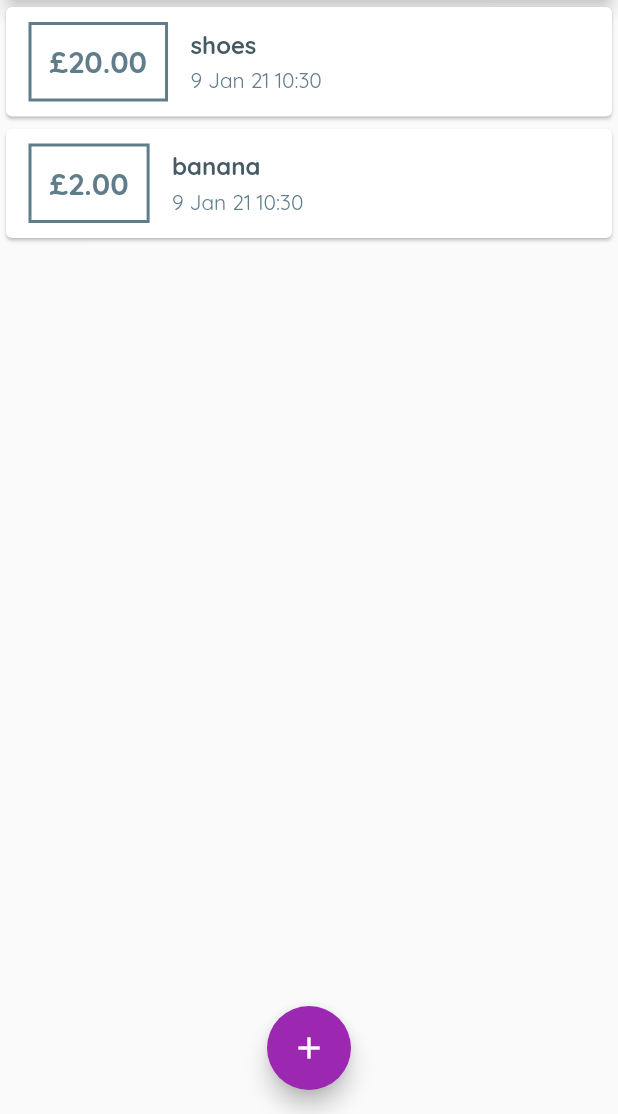
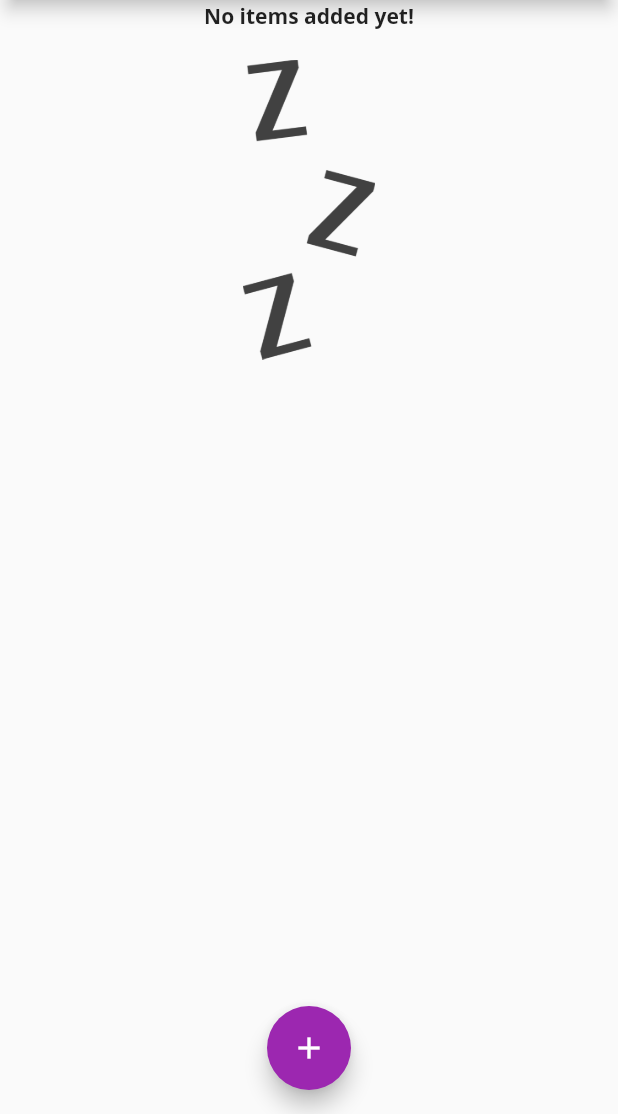
Before and after one commit to dangregory86/expense_tracker, a Flutter app: the screen it shows after launch, on a phone screen of 412 x 824 dp, the part 122-1236 px from its top. Run offline on Flutter 3.47's test engine with Material 2 defaults, Android fonts, the phone set to English and light mode, and no system bars.

Commit message:
Added widget to show whne list is empty and image.

```diff
--- a/lib/main.dart
+++ b/lib/main.dart
@@ -37,18 +37,18 @@ class MyHomePage extends StatefulWidget {
 
 class _MyHomePageState extends State<MyHomePage> {
   final List<Transaction> _transactions = [
-    Transaction(
-      id: '1',
-      title: 'shoes',
-      amount: 20.00,
-      dtg: DateTime.now(),
-    ),
-    Transaction(
-      id: '2',
-      title: 'banana',
-      amount: 2.00,
-      dtg: DateTime.now(),
-    ),
+    // Transaction(
+    //   id: '1',
+    //   title: 'shoes',
+    //   amount: 20.00,
+    //   dtg: DateTime.now(),
+    // ),
+    // Transaction(
+    //   id: '2',
+    //   title: 'banana',
+    //   amount: 2.00,
+    //   dtg: DateTime.now(),
+    // ),
   ];
 
   void _addNewTransaction(String title, double amount) {
--- a/lib/widgets/transaction_list.dart
+++ b/lib/widgets/transaction_list.dart
@@ -11,7 +11,29 @@ class TransactionList extends StatelessWidget {
   Widget build(BuildContext context) {
     return Container(
       height: 350,
-      child: ListView.builder(
+      child: _transactions.isEmpty
+          ? Column(
+              children: [
+                Text(
+                  'No items added yet!',
+                  style: TextStyle(
+                    fontFamily: 'OpenSans',
+                    fontWeight: FontWeight.bold,
+                  ),
+                ),
+                SizedBox(
+                  height: 20,
+                ),
+                Container(
+                  height: 200,
+                  child: Image.asset(
+                    'assets/images/waiting.png',
+                    fit: BoxFit.cover,
+                  ),
+                ),
+              ],
+            )
+          : ListView.builder(
               itemBuilder: (ctx, index) {
                 return Card(
                   child: Row(
--- a/pubspec.yaml
+++ b/pubspec.yaml
@@ -46,8 +46,8 @@ flutter:
   uses-material-design: true
 
   # To add assets to your application, add an assets section, like this:
-  # assets:
-  #   - images/a_dot_burr.jpeg
+  assets:
+    - assets/images/waiting.png
   #   - images/a_dot_ham.jpeg
 
   # An image asset can refer to one or more resolution-specific "variants", see
```
Also changed, not shown: assets/images/waiting.png (added). Lines whose indentation alone changed are shown as unchanged.
